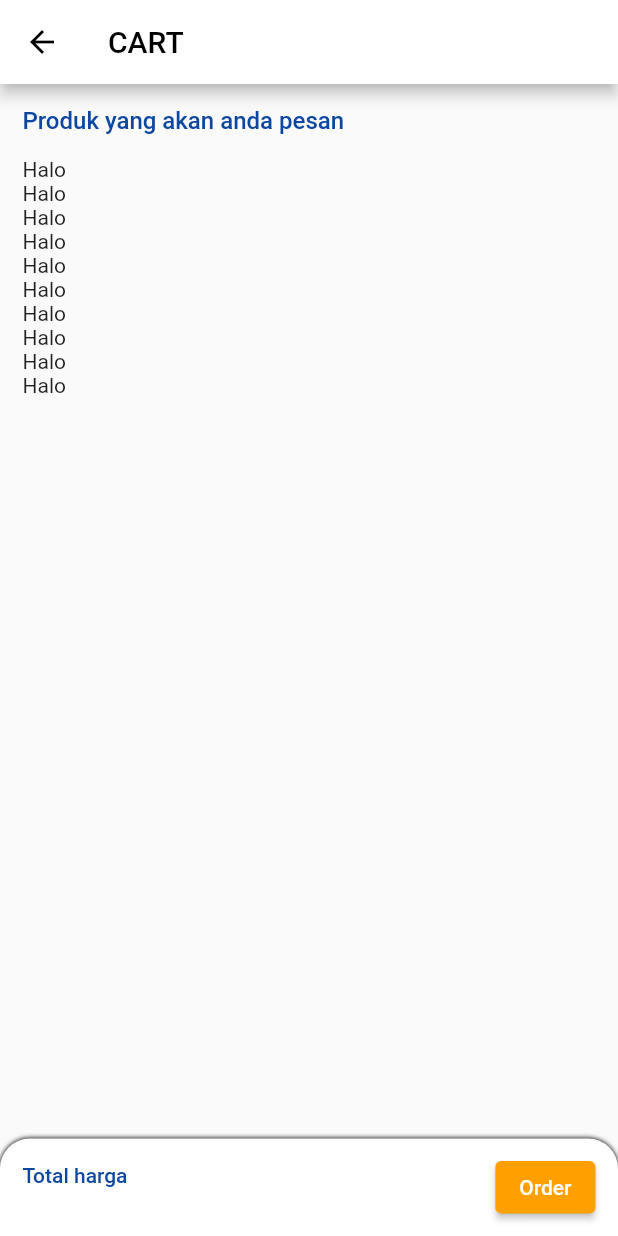
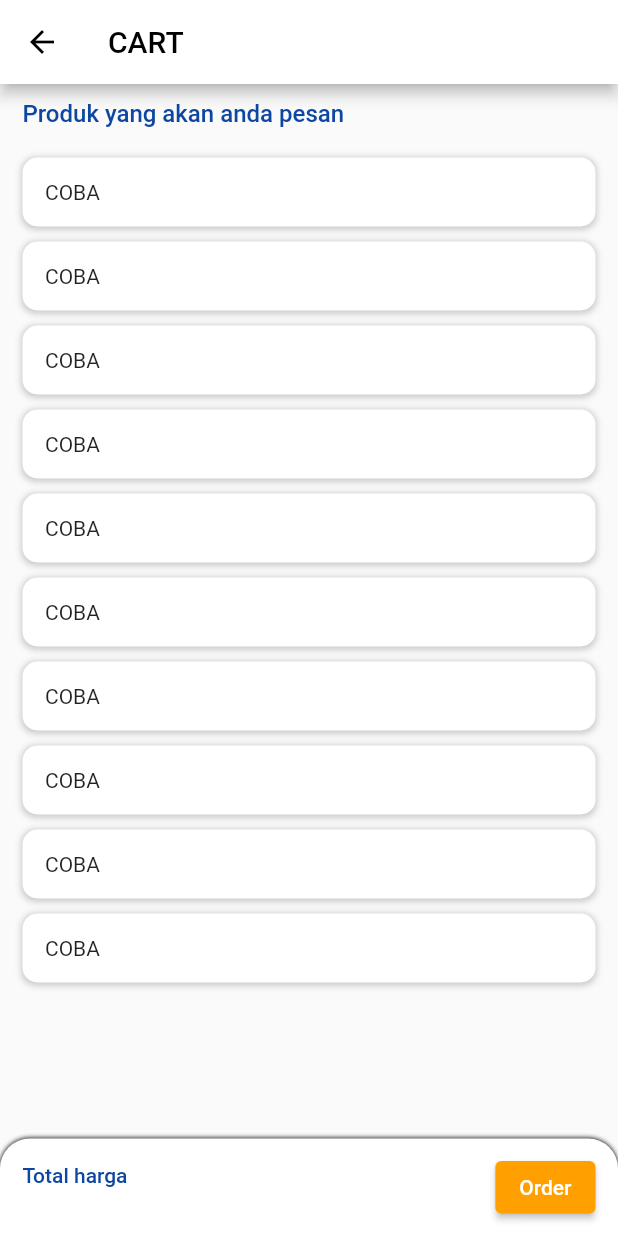
Before and after one commit to arsyad-revo/twiscode_test, a Flutter app: the CartScreen screen opened directly, on a phone screen of 412 x 824 dp. Run offline on Flutter 3.47's test engine with Material 2 defaults, Android fonts, the phone set to English and light mode, and no system bars; our stand-ins replace badges, cached_network_image, page_transition, shared_preferences, shimmer; missing offline and left inert: money2; accounts and stored records are empty; network calls fail.

Commit message:
develop cart

```diff
--- a/lib/screens/cart_screen.dart
+++ b/lib/screens/cart_screen.dart
@@ -1,5 +1,6 @@
 import 'package:flutter/material.dart';
 import 'package:twiscode_test/utils/func_util.dart';
+import 'package:twiscode_test/widgets/item_list.dart';
 
 class CartScreen extends StatefulWidget {
   const CartScreen({Key? key}) : super(key: key);
@@ -18,11 +19,11 @@ class _CartScreenState extends State<CartScreen> {
               onPressed: () {
                 Navigator.pop(context);
               },
-              icon: Icon(
+              icon: const Icon(
                 Icons.arrow_back,
                 color: Colors.black,
               )),
-          title: Text(
+          title: const Text(
             "CART",
             style: TextStyle(color: Colors.black),
           ),
@@ -31,7 +32,7 @@ class _CartScreenState extends State<CartScreen> {
           crossAxisAlignment: CrossAxisAlignment.start,
           children: [
             Container(
-              padding: const EdgeInsets.all(15),
+              padding: const EdgeInsets.symmetric(horizontal: 15, vertical: 10),
               child: Text(
                 "Produk yang akan anda pesan",
                 style: TextStyle(
@@ -41,11 +42,16 @@ class _CartScreenState extends State<CartScreen> {
               ),
             ),
             Expanded(
-                child: ListView.builder(
-              padding: EdgeInsets.symmetric(horizontal: 15),
+                child: ListView.separated(
+              padding: const EdgeInsets.symmetric(horizontal: 15, vertical: 10),
               itemCount: 10,
               itemBuilder: (context, index) {
-                return Text("Halo");
+                return ItemList();
+              },
+              separatorBuilder: (BuildContext context, int index) {
+                return const SizedBox(
+                  height: 10,
+                );
               },
             )),
             Container(
--- /dev/null
+++ b/lib/widgets/item_list.dart
@@ -0,0 +1,24 @@
+import 'package:flutter/material.dart';
+
+class ItemList extends StatelessWidget {
+  const ItemList({Key? key}) : super(key: key);
+
+  @override
+  Widget build(BuildContext context) {
+    return Container(
+      padding: const EdgeInsets.all(15),
+      decoration: BoxDecoration(
+          color: Colors.white,
+          borderRadius: BorderRadius.circular(10),
+          boxShadow: [
+            BoxShadow(
+              color: Colors.grey.withOpacity(0.5),
+              spreadRadius: 1,
+              blurRadius: 3,
+              offset: const Offset(0, 1), // changes position of shadow
+            ),
+          ]),
+      child: Text("COBA"),
+    );
+  }
+}
```
